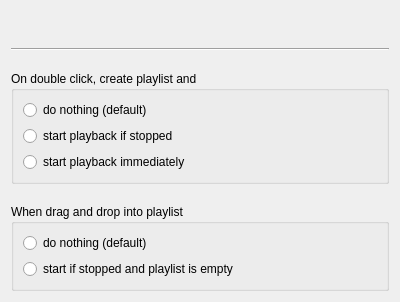
The window that src/GUI/LibraryPreferences/GUI_LibraryPreferences.ui (return42/sayonara) describes before a commit, drawn with Qt 5.
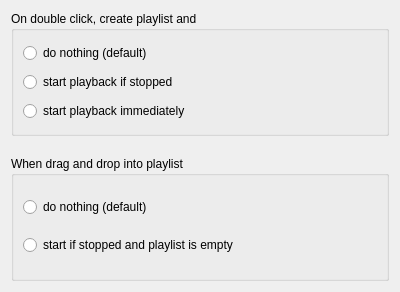
The same window after the commit.

What changed in the file:
```diff
--- a/src/GUI/LibraryPreferences/GUI_LibraryPreferences.ui
+++ b/src/GUI/LibraryPreferences/GUI_LibraryPreferences.ui
@@ -14,7 +14,7 @@
    <property name="verticalSpacing">
     <number>20</number>
    </property>
-   <item row="3" column="0">
+   <item row="1" column="0">
     <widget class="QGroupBox" name="groupBox_2">
      <property name="title">
       <string>When drag and drop into playlist </string>
@@ -37,7 +37,7 @@
      </layout>
     </widget>
    </item>
-   <item row="2" column="0">
+   <item row="0" column="0">
     <widget class="QGroupBox" name="groupBox">
      <property name="title">
       <string>On double click, create playlist and</string>
@@ -67,27 +67,6 @@
      </layout>
     </widget>
    </item>
-   <item row="0" column="0">
-    <widget class="QLabel" name="lab_title">
-     <property name="font">
-      <font>
-       <pointsize>11</pointsize>
-       <weight>75</weight>
-       <bold>true</bold>
-      </font>
-     </property>
-     <property name="text">
-      <string/>
-     </property>
-    </widget>
-   </item>
-   <item row="1" column="0">
-    <widget class="Line" name="line">
-     <property name="orientation">
-      <enum>Qt::Horizontal</enum>
-     </property>
-    </widget>
-   </item>
   </layout>
  </widget>
  <resources/>
```
